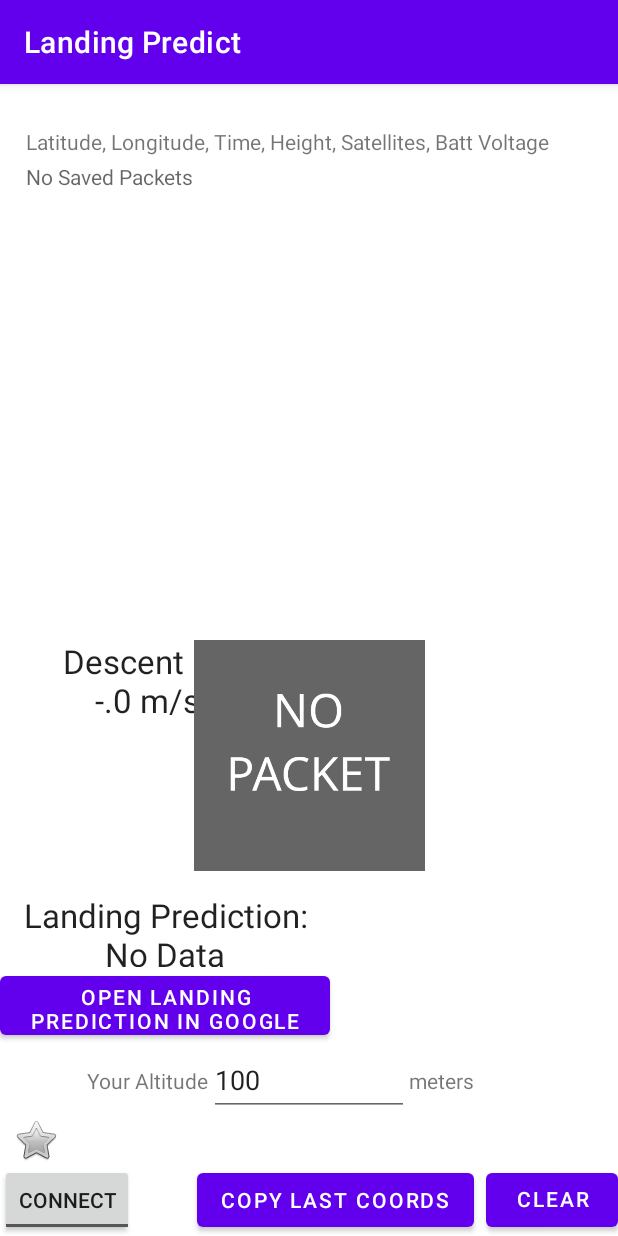
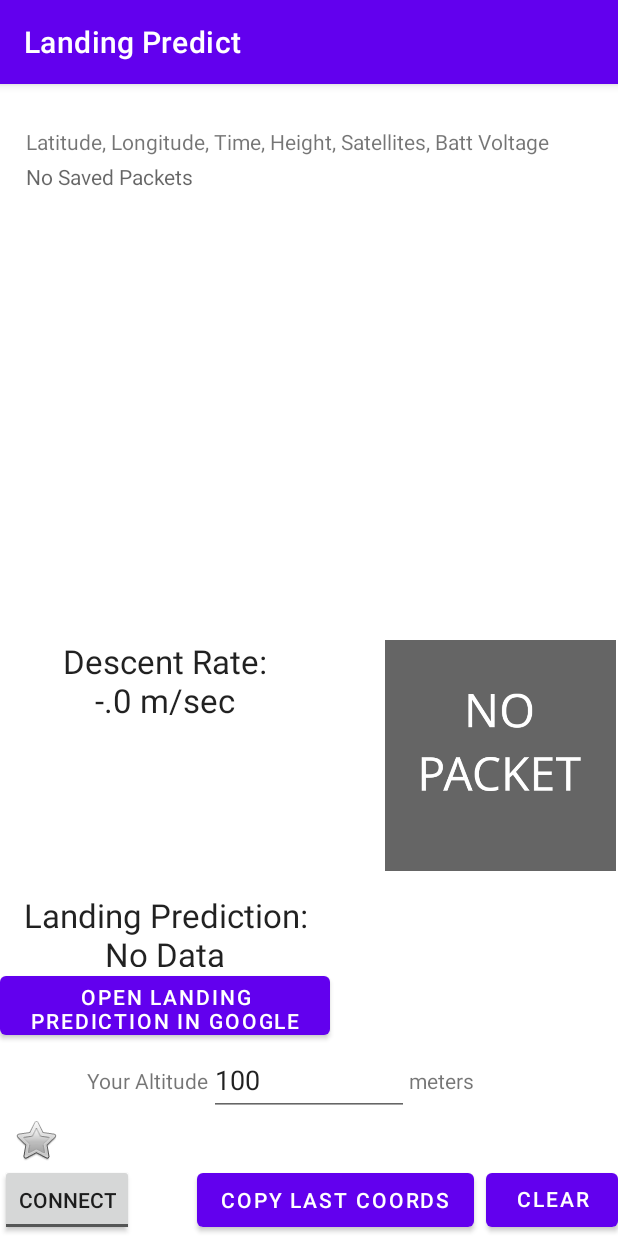
Before and after one commit to parchedpacha/LandingPredictApp, an Android app: the screen it shows after launch (MainActivity), on a phone screen of 412 x 824 dp. Run offline under Robolectric (Android 15) with nearby library versions, the phone set to English and light mode, and no system bars; libraries missing offline, so code that uses them is left out: com.hoho.android; 4 statements that could not run were skipped.

Commit message:
fixed packet location, added auto packet quality update

```diff
--- a/app/src/main/res/layout/activity_main.xml
+++ b/app/src/main/res/layout/activity_main.xml
@@ -210,27 +210,29 @@
         android:id="@+id/bad_packet_view"
         android:layout_width="157dp"
         android:layout_height="154dp"
+        android:visibility="invisible"
         app:layout_constraintBottom_toTopOf="@+id/user_altitude_edit_text"
         app:layout_constraintEnd_toEndOf="parent"
-        app:layout_constraintStart_toEndOf="@+id/LANDED_Text_view"
         app:layout_constraintTop_toBottomOf="@+id/scrollView2"
         app:srcCompat="@drawable/bad_packet" />
+
     <ImageView
         android:id="@+id/no_packet_view"
         android:layout_width="157dp"
         android:layout_height="154dp"
+        android:visibility="visible"
         app:layout_constraintBottom_toTopOf="@+id/user_altitude_edit_text"
         app:layout_constraintEnd_toEndOf="parent"
-        app:layout_constraintStart_toEndOf="@+id/LANDED_Text_view"
         app:layout_constraintTop_toBottomOf="@+id/scrollView2"
         app:srcCompat="@drawable/no_packet" />
+
     <ImageView
         android:id="@+id/good_packet_view"
         android:layout_width="157dp"
         android:layout_height="154dp"
+        android:visibility="invisible"
         app:layout_constraintBottom_toTopOf="@+id/user_altitude_edit_text"
         app:layout_constraintEnd_toEndOf="parent"
-        app:layout_constraintStart_toEndOf="@+id/LANDED_Text_view"
         app:layout_constraintTop_toBottomOf="@+id/scrollView2"
         app:srcCompat="@drawable/good_packet" />
 </androidx.constraintlayout.widget.ConstraintLayout>
```
